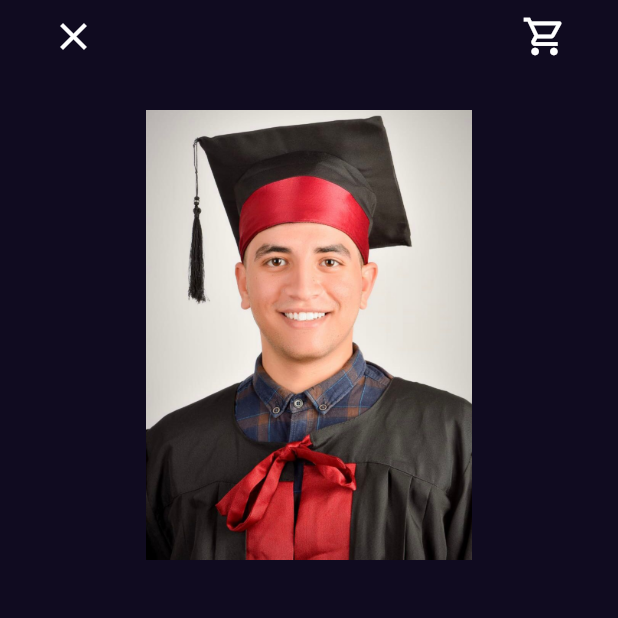
After one commit to maherr99/bookly_app, a Flutter app: the screen it shows after launch, after a tap on "Harrey Potter And The Goblet Of Fire", on a phone screen of 412 x 824 dp, the top half of it. The commit adds this screen. Run offline on Flutter 3.47's test engine with Material 2 defaults, Android fonts, the phone set to English and light mode, and no system bars; our stand-ins replace get, go_router, google_fonts; missing offline and left inert: font_awesome_icon_class.

Commit message:
custom appbar book details

```diff
--- a/lib/core/app_route.dart
+++ b/lib/core/app_route.dart
@@ -1,9 +1,11 @@
+import 'package:bookly_app/feature/home/pressention/view/book%20_%20details_view.dart';
 import 'package:bookly_app/feature/home/pressention/view/home_view.dart';
 import 'package:bookly_app/feature/splash/pessention/view/splash_view.dart';
 import 'package:go_router/go_router.dart';
 
 abstract class AppRouter {
   static const kHomeView = '/HomeView';
+  static const kBookDetailsView = '/BookDtailsView';
   static final route = GoRouter(
     routes: [
       GoRoute(
@@ -14,6 +16,10 @@ abstract class AppRouter {
         path: kHomeView,
         builder: (context, state) => const HomeView(),
       ),
+      GoRoute(
+        path: kBookDetailsView,
+        builder: (context, state) => const BookDetailsView(),
+      ),
     ],
   );
 }
--- /dev/null
+++ b/lib/feature/home/pressention/view/book _ details_view.dart
@@ -0,0 +1,13 @@
+import 'package:bookly_app/feature/home/pressention/view/widget/book_detials_viewbody.dart';
+import 'package:flutter/material.dart';
+
+class BookDetailsView extends StatelessWidget {
+  const BookDetailsView({super.key});
+
+  @override
+  Widget build(BuildContext context) {
+    return const Scaffold(
+      body: SafeArea(child: BookDetailsViewBody()),
+    );
+  }
+}
--- a/lib/feature/home/pressention/view/widget/best_seller_item.dart
+++ b/lib/feature/home/pressention/view/widget/best_seller_item.dart
@@ -1,14 +1,20 @@
 import 'package:bookly_app/constant/constant.dart';
+import 'package:bookly_app/core/app_route.dart';
 import 'package:bookly_app/core/styles.dart';
 import 'package:bookly_app/feature/home/pressention/view/widget/rating_item.dart';
 import 'package:flutter/material.dart';
+import 'package:go_router/go_router.dart';
 
 class BestSellerItem extends StatelessWidget {
   const BestSellerItem({super.key});
 
   @override
   Widget build(BuildContext context) {
-    return SizedBox(
+    return GestureDetector(
+      onTap: () {
+        GoRouter.of(context).push(AppRouter.kBookDetailsView);
+      },
+      child: SizedBox(
         height: 125,
         child: Row(
           children: [
@@ -65,6 +71,7 @@ class BestSellerItem extends StatelessWidget {
             ),
           ],
         ),
+      ),
     );
   }
 }
--- /dev/null
+++ b/lib/feature/home/pressention/view/widget/book_detials_viewbody.dart
@@ -0,0 +1,29 @@
+import 'package:bookly_app/constant/constant.dart';
+import 'package:bookly_app/feature/home/pressention/view/widget/custom%20_%20appbar_bookdetails.dart';
+import 'package:flutter/material.dart';
+
+class BookDetailsViewBody extends StatelessWidget {
+  const BookDetailsViewBody({super.key});
+
+  @override
+  Widget build(BuildContext context) {
+    return Padding(
+      padding: const EdgeInsets.symmetric(horizontal: 25),
+      child: Column(
+        children: [
+          const CustomAppBarBookDetails(),
+          const SizedBox(
+            height: 25,
+          ),
+          Container(
+            height: 300,
+            decoration: BoxDecoration(
+              borderRadius: BorderRadius.circular(12),
+            ),
+            child: Image.asset(kPhoto),
+          ),
+        ],
+      ),
+    );
+  }
+}
--- /dev/null
+++ b/lib/feature/home/pressention/view/widget/custom _ appbar_bookdetails.dart
@@ -0,0 +1,28 @@
+import 'package:flutter/material.dart';
+
+class CustomAppBarBookDetails extends StatelessWidget {
+  const CustomAppBarBookDetails({super.key});
+
+  @override
+  Widget build(BuildContext context) {
+    return Row(
+      mainAxisAlignment: MainAxisAlignment.spaceBetween,
+      children: [
+        IconButton(
+          onPressed: () {},
+          icon: const Icon(
+            Icons.close,
+            size: 30,
+          ),
+        ),
+        IconButton(
+          onPressed: () {},
+          icon: const Icon(
+            Icons.shopping_cart_outlined,
+            size: 30,
+          ),
+        ),
+      ],
+    );
+  }
+}
```
Lines whose indentation alone changed are shown as unchanged.
